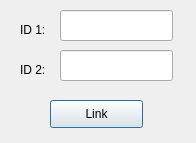
This is ui/link_dialog.ui in d-benvenuti/xes-refmodel-pipeline-generator as Qt 5 draws it before an edit. The edited form follows.
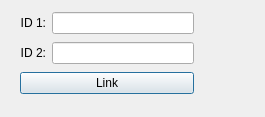
This is the edited form.

Commit message: Started improving UI with layouts and fixed a bug happening while closing the dialog window to delete or link objects.

```diff
--- a/ui/link_dialog.ui
+++ b/ui/link_dialog.ui
@@ -6,71 +6,60 @@
    <rect>
     <x>0</x>
     <y>0</y>
-    <width>196</width>
-    <height>143</height>
+    <width>265</width>
+    <height>117</height>
    </rect>
   </property>
   <property name="windowTitle">
    <string>Dialog</string>
   </property>
-  <widget class="QLabel" name="label_2">
+  <widget class="QWidget" name="">
    <property name="geometry">
     <rect>
      <x>20</x>
-     <y>20</y>
-     <width>51</width>
-     <height>20</height>
-    </rect>
-   </property>
-   <property name="text">
-    <string>ID 1:</string>
-   </property>
-  </widget>
-  <widget class="QLineEdit" name="lineEdit_id_1">
-   <property name="geometry">
-    <rect>
-     <x>60</x>
      <y>10</y>
-     <width>113</width>
-     <height>31</height>
+     <width>174</width>
+     <height>88</height>
     </rect>
    </property>
-  </widget>
-  <widget class="QPushButton" name="link_button">
-   <property name="geometry">
-    <rect>
-     <x>50</x>
-     <y>100</y>
-     <width>93</width>
-     <height>28</height>
-    </rect>
-   </property>
-   <property name="text">
-    <string>Link</string>
-   </property>
-  </widget>
-  <widget class="QLabel" name="label_3">
-   <property name="geometry">
-    <rect>
-     <x>20</x>
-     <y>60</y>
-     <width>51</width>
-     <height>20</height>
-    </rect>
-   </property>
-   <property name="text">
-    <string>ID 2:</string>
-   </property>
-  </widget>
-  <widget class="QLineEdit" name="lineEdit_id_2">
-   <property name="geometry">
-    <rect>
-     <x>60</x>
-     <y>50</y>
-     <width>113</width>
-     <height>31</height>
-    </rect>
-   </property>
+   <layout class="QGridLayout" name="gridLayout">
+    <item row="0" column="0">
+     <widget class="QLabel" name="label_2">
+      <property name="layoutDirection">
+       <enum>Qt::RightToLeft</enum>
+      </property>
+      <property name="text">
+       <string>ID 1:</string>
+      </property>
+      <property name="alignment">
+       <set>Qt::AlignRight|Qt::AlignTrailing|Qt::AlignVCenter</set>
+      </property>
+     </widget>
+    </item>
+    <item row="0" column="1">
+     <widget class="QLineEdit" name="lineEdit_id_1"/>
+    </item>
+    <item row="1" column="0">
+     <widget class="QLabel" name="label_3">
+      <property name="text">
+       <string>ID 2:</string>
+      </property>
+      <property name="alignment">
+       <set>Qt::AlignRight|Qt::AlignTrailing|Qt::AlignVCenter</set>
+      </property>
+     </widget>
+    </item>
+    <item row="1" column="1">
+     <widget class="QLineEdit" name="lineEdit_id_2"/>
+    </item>
+    <item row="2" column="0" colspan="2">
+     <widget class="QPushButton" name="link_button">
+      <property name="text">
+       <string>Link</string>
+      </property>
+     </widget>
+    </item>
+   </layout>
   </widget>
  </widget>
  <resources/>
```
Left out of the diff: 2 changed lines with no effect on the pictures. The commit also changes 18 other files.
